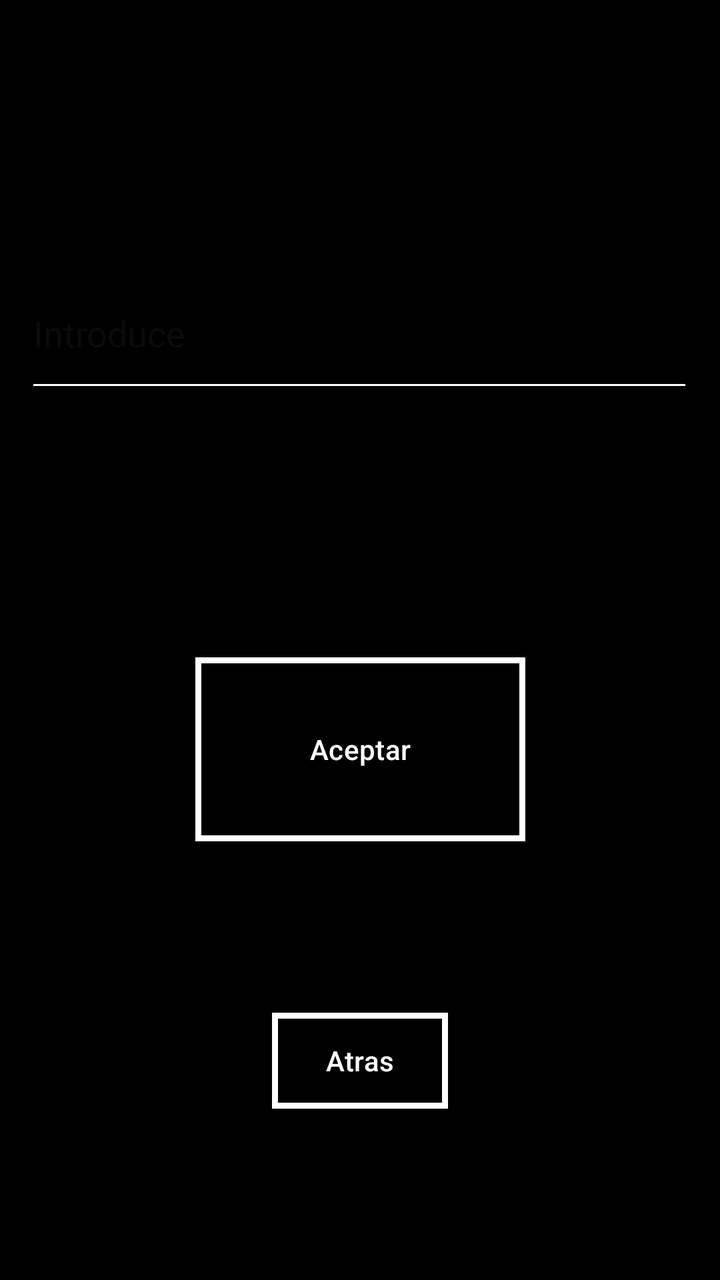
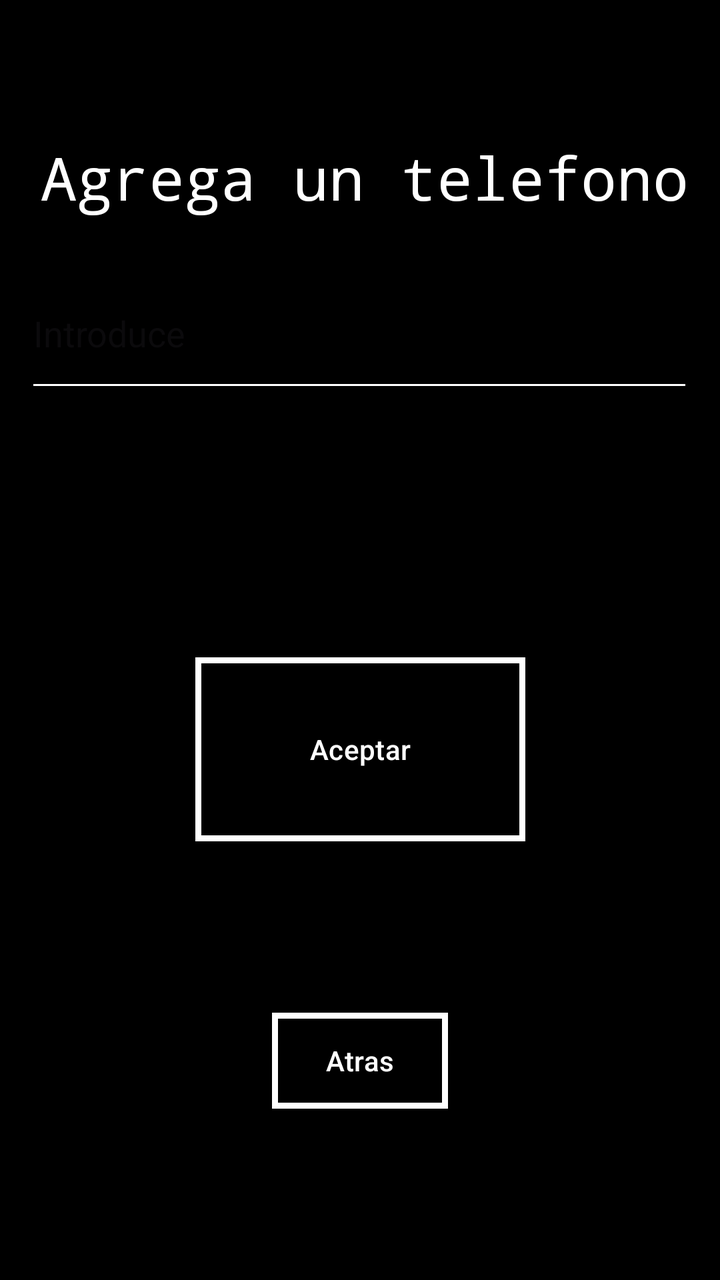

Before-and-after screenshots of an Android layout around one commit, followed by the original layout XML and the change that was made.
<!-- AndroidManifest.xml: application theme Theme.AplicacionCon4Botones -->
<!-- res/layout/change_phone.xml -->
<?xml version="1.0" encoding="utf-8"?>
<androidx.constraintlayout.widget.ConstraintLayout xmlns:android="http://schemas.android.com/apk/res/android"
    xmlns:app="http://schemas.android.com/apk/res-auto"
    xmlns:tools="http://schemas.android.com/tools"
    android:background="@color/negro"

    android:layout_width="match_parent"
    android:layout_height="match_parent">

    <Button
        android:id="@+id/confirmCambio"
        android:layout_width="165dp"
        android:layout_height="92dp"
        android:text="@string/llamaDentro"
        app:layout_constraintBottom_toBottomOf="parent"
        android:background="@drawable/estilos"
        app:backgroundTint="@null"
        app:layout_constraintEnd_toEndOf="parent"
        app:layout_constraintStart_toStartOf="parent"
        app:layout_constraintTop_toTopOf="parent"
        app:layout_constraintVertical_bias="0.6" />

    <EditText
        android:id="@+id/fieldForN"
        android:layout_width="334dp"
        android:layout_height="72dp"
        app:layout_constraintBottom_toBottomOf="parent"
        android:hint="@string/introduce"
        android:backgroundTint="@color/blanco"
        android:textColor="@color/blanco"
        app:layout_constraintEnd_toEndOf="parent"
        app:layout_constraintHorizontal_bias="0.493"
        app:layout_constraintStart_toStartOf="parent"
        app:layout_constraintTop_toTopOf="parent"
        app:layout_constraintVertical_bias="0.227" />

    <Button
        android:id="@+id/backFromPh"
        android:layout_width="wrap_content"
        android:layout_height="wrap_content"
        android:background="@drawable/estilos"
        app:backgroundTint="@null"
        android:text="@string/atras"
        app:layout_constraintBottom_toBottomOf="parent"
        app:layout_constraintEnd_toEndOf="parent"
        app:layout_constraintStart_toStartOf="parent"
        app:layout_constraintTop_toBottomOf="@+id/confirmCambio" />
</androidx.constraintlayout.widget.ConstraintLayout>
<!-- resources referenced by this layout -->
<resources>
  <color name="blanco">#FFFFFF</color>
  <color name="negro">#000000</color>
  <!-- drawable estilos (drawable) -->
  <?xml version="1.0" encoding="utf-8"?>
  <shape xmlns:android="http://schemas.android.com/apk/res/android">
      <stroke
          android:color="@color/blanco"
          android:width="3dp"
          />
      <solid android:color="@color/negro"/>
      <corners android:radius="0dp" />
  
  </shape>
  <string name="atras">Atras</string>
  <string name="introduce">Introduce</string>
  <string name="llamaDentro">Aceptar</string>
  <style name="Theme.AplicacionCon4Botones" parent="Base.Theme.AplicacionCon4Botones" />
  <style name="Base.Theme.AplicacionCon4Botones" parent="Theme.Material3.DayNight.NoActionBar">
          
          
      </style>
</resources>

<!-- the commit's change to res/layout/change_phone.xml (unified diff, before → after) -->
@@ -45,4 +45,19 @@
         app:layout_constraintEnd_toEndOf="parent"
         app:layout_constraintStart_toStartOf="parent"
         app:layout_constraintTop_toBottomOf="@+id/confirmCambio" />
+
+    <TextView
+        android:id="@+id/textView2"
+        android:layout_width="wrap_content"
+        android:layout_height="wrap_content"
+        android:text="Agrega un telefono"
+        android:fontFamily="monospace"
+        android:textColor="@color/blanco"
+        android:textSize="30dp"
+        app:layout_constraintBottom_toTopOf="@+id/fieldForN"
+        app:layout_constraintEnd_toEndOf="parent"
+        app:layout_constraintHorizontal_bias="0.561"
+        app:layout_constraintStart_toStartOf="parent"
+        app:layout_constraintTop_toTopOf="parent"
+        app:layout_constraintVertical_bias="0.772" />
 </androidx.constraintlayout.widget.ConstraintLayout>
